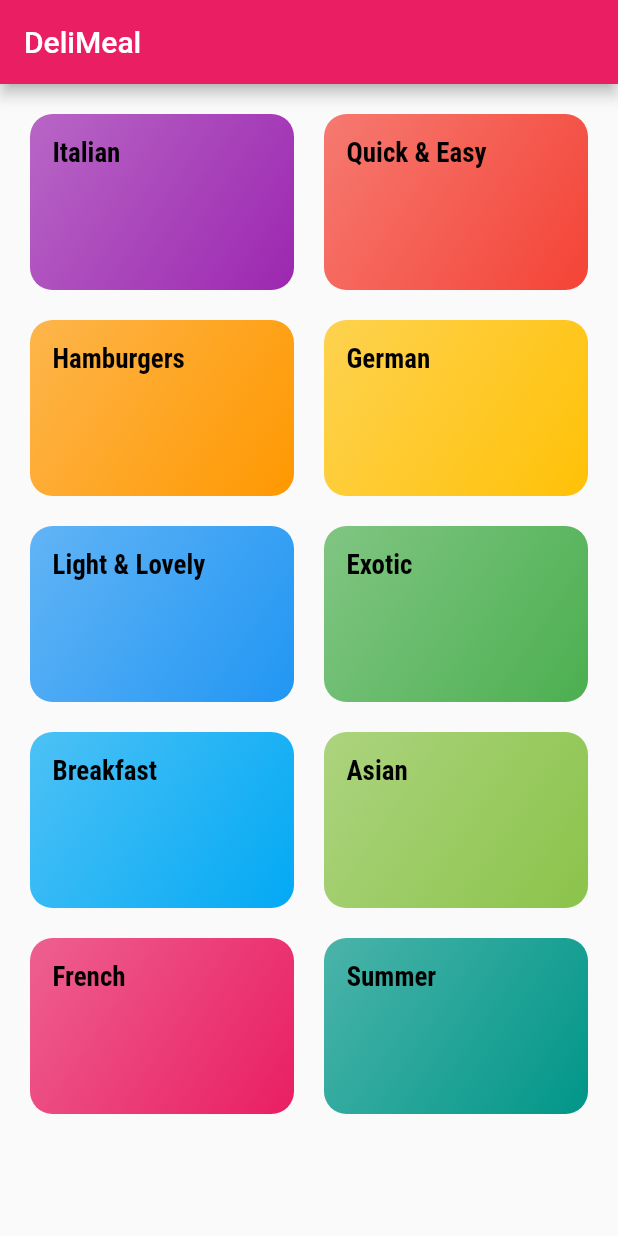
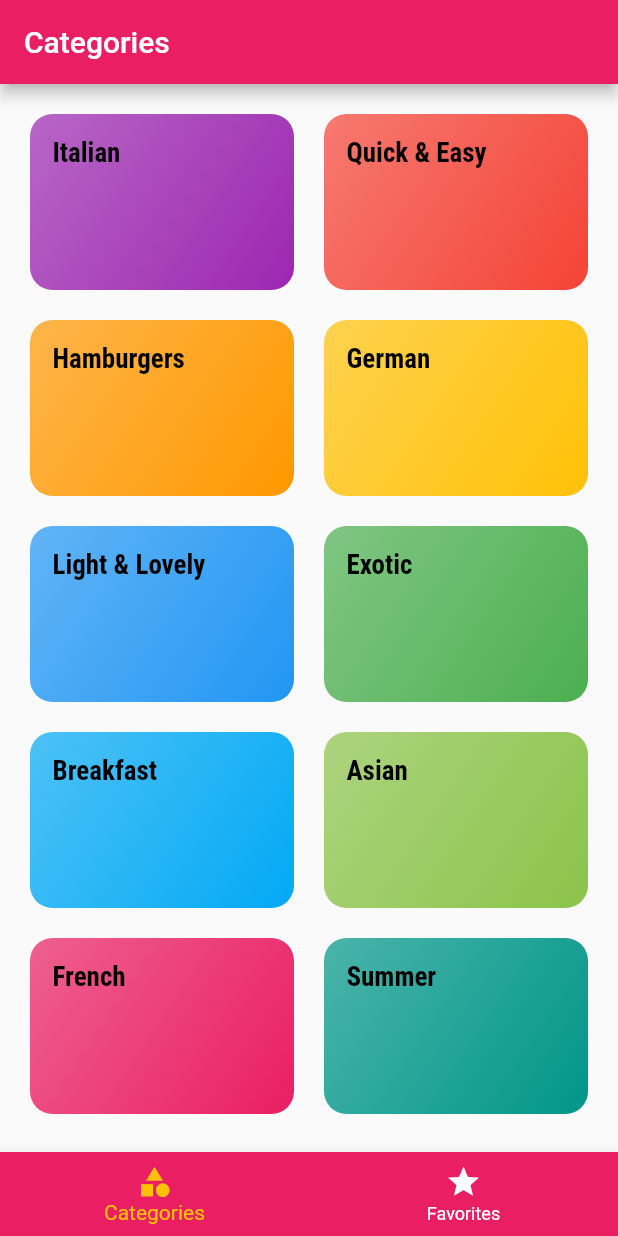
Before and after one commit to ssghazaryan/deli_meals, a Flutter app: the screen it shows after launch, on a phone screen of 412 x 824 dp. Run offline on Flutter 3.47's test engine with Material 2 defaults, Android fonts, the phone set to English and light mode, and no system bars; Roboto replaces fonts that are missing (Realway).

Commit message:
added tabs

```diff
--- a/lib/main.dart
+++ b/lib/main.dart
@@ -1,4 +1,5 @@
-import 'package:DeliMeaks/screens/meal_detail_screen.dart';
+import './screens/meal_detail_screen.dart';
+import './screens/tabs_screen.dart';
 import 'package:flutter/material.dart';
 import './screens/category_meals_screen.dart';
 import './screens/categories_screen.dart';
@@ -32,7 +33,7 @@ class MyApp extends StatelessWidget {
      // home: CategoriesScreen(),
      initialRoute: '/',
       routes: {
-        '/': (ctx) => CategoriesScreen(),
+        '/': (ctx) => TabSreen(),
         CategoryMealsScreen.routName : (ctx) => CategoryMealsScreen(),
         MealDetailScreen.routName : (ctx) => MealDetailScreen(),
       },
--- a/lib/screens/categories_screen.dart
+++ b/lib/screens/categories_screen.dart
@@ -5,11 +5,7 @@ import '../dummy_data.dart';
 class CategoriesScreen extends StatelessWidget {
   @override
   Widget build(BuildContext context) {
-    return Scaffold(
-      appBar: AppBar(
-        title: const Text('DeliMeal'),
-      ),
-      body: GridView(
+    return GridView(
         padding: const EdgeInsets.all(20),
         gridDelegate: SliverGridDelegateWithMaxCrossAxisExtent(
           maxCrossAxisExtent: 200,
@@ -24,7 +20,6 @@ class CategoriesScreen extends StatelessWidget {
             color: catData.color,
           );
         }).toList(),
-      ),
-    );
+      );
   }
 }
--- /dev/null
+++ b/lib/screens/favorites_screen.dart
@@ -0,0 +1,10 @@
+import 'package:flutter/material.dart';
+
+class FavoriteScreen extends StatelessWidget {
+  @override
+  Widget build(BuildContext context) {
+    return Container(
+      child: Text('FavoriteScreen'),
+    );
+  }
+}
--- /dev/null
+++ b/lib/screens/tabs_screen.dart
@@ -0,0 +1,59 @@
+import 'package:flutter/material.dart';
+
+import '../screens/favorites_screen.dart';
+import '../screens/categories_screen.dart';
+
+class TabSreen extends StatefulWidget {
+  @override
+  _TabSreenState createState() => _TabSreenState();
+}
+
+class _TabSreenState extends State<TabSreen> {
+  final List<Map<String, Object>> _pages = [
+    {
+      'page': CategoriesScreen(),
+      'title': 'Categories',
+    },
+    {
+      'page': FavoriteScreen(),
+      'title': 'Favorite',
+    },
+  ];
+  int _selectedPageIndex = 0;
+
+  void _selectPage(int index) {
+    setState(() {
+      _selectedPageIndex = index;
+    });
+  }
+
+  @override
+  Widget build(BuildContext context) {
+    return Scaffold(
+      appBar: AppBar(
+        title: Text(_pages[_selectedPageIndex]['title']),
+      ),
+      body: _pages[_selectedPageIndex]['page'],
+      bottomNavigationBar: BottomNavigationBar(
+        onTap: _selectPage,
+        backgroundColor: Theme.of(context).primaryColor,
+        unselectedItemColor: Colors.white,
+        selectedItemColor: Theme.of(context).accentColor,
+        currentIndex: _selectedPageIndex,
+        // type: BottomNavigationBarType.shifting,
+        items: [
+          BottomNavigationBarItem(
+            backgroundColor: Theme.of(context).primaryColor,
+            icon: Icon(Icons.category),
+            title: Text('Categories'),
+          ),
+          BottomNavigationBarItem(
+            backgroundColor: Theme.of(context).primaryColor,
+            icon: Icon(Icons.star),
+            title: Text('Favorites'),
+          ),
+        ],
+      ),
+    );
+  }
+}
```
